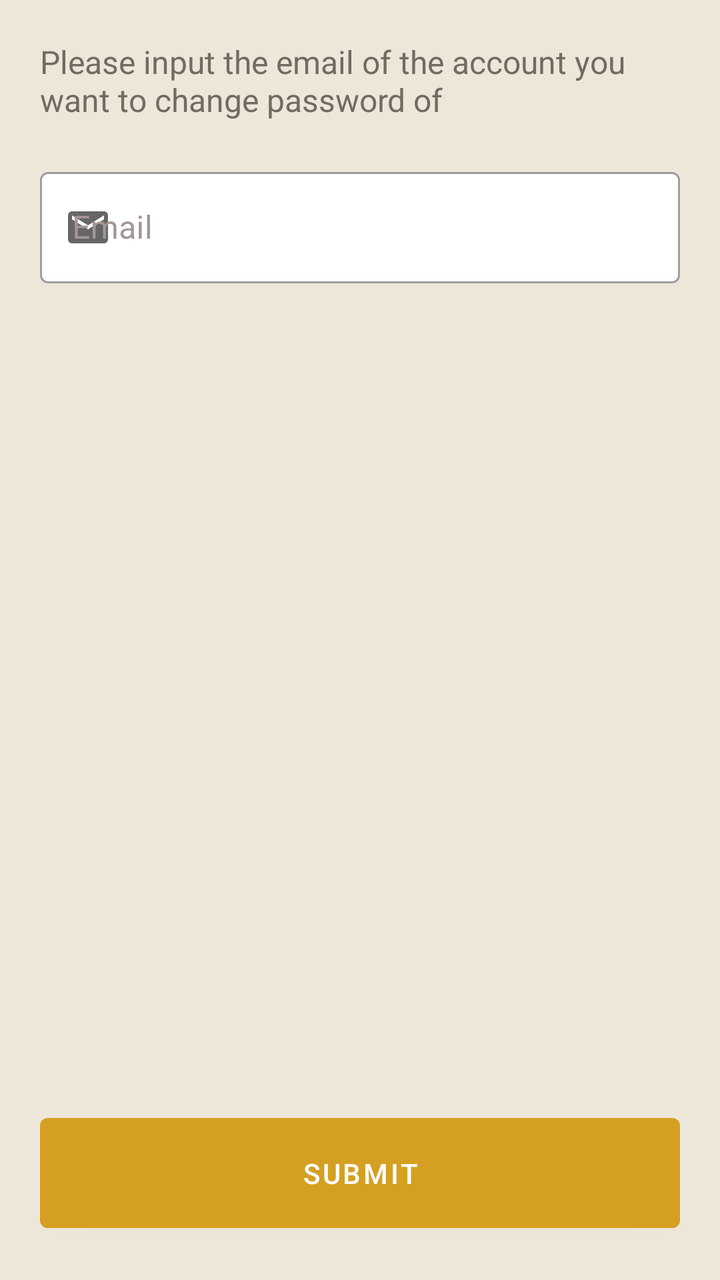
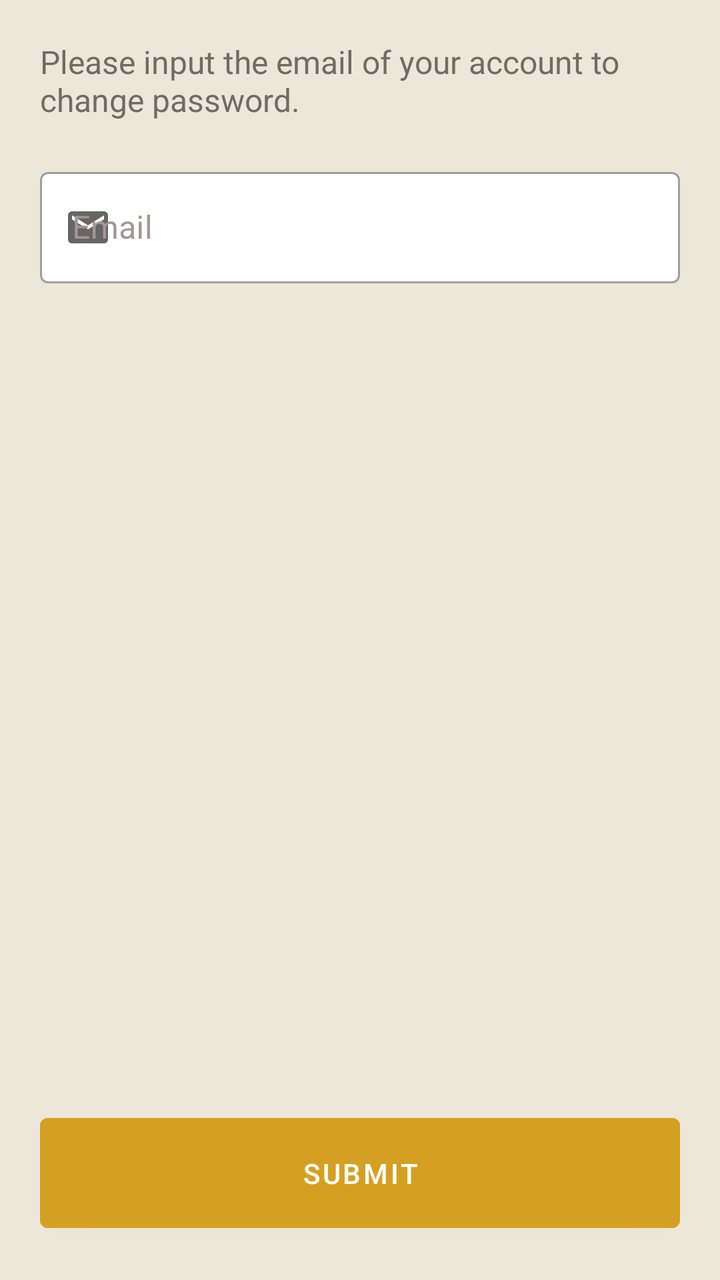

An Android layout rendered at two revisions. The XML below is the earlier revision; the diff shows what the commit changed to produce the second picture.
<!-- AndroidManifest.xml: application theme Theme.ShuttlePassDriver -->
<!-- res/layout/activity_forgotpass.xml -->
<?xml version="1.0" encoding="utf-8"?>
<LinearLayout xmlns:android="http://schemas.android.com/apk/res/android"
    xmlns:app="http://schemas.android.com/apk/res-auto"
    xmlns:tools="http://schemas.android.com/tools"
    android:layout_width="match_parent"
    android:layout_height="match_parent"
    android:background="@color/alabaster"
    tools:context=".ForgotPass"
    android:padding="20dp"
    android:orientation="vertical"
    android:gravity="center_horizontal">

            <TextView
                android:layout_width="match_parent"
                android:layout_height="wrap_content"
                android:text="Please input the email of the account you want to change password of"
                android:textSize="16sp"
                android:textColor="@color/dim_gray"
                android:layout_marginBottom="20dp"/>

            <LinearLayout
                android:layout_width="match_parent"
                android:layout_height="wrap_content"
                android:orientation="vertical">
                <com.google.android.material.textfield.TextInputLayout
                    android:id="@+id/email"
                    style="@style/Widget.MaterialComponents.TextInputLayout.OutlinedBox"
                    android:layout_width="match_parent"
                    android:layout_height="wrap_content"
                    app:startIconDrawable="@drawable/email"
                    app:boxBackgroundColor="@color/white"
                    android:textColorHint="@color/taupe_gray">

                    <com.google.android.material.textfield.TextInputEditText
                        android:layout_width="match_parent"
                        android:layout_height="wrap_content"
                        android:inputType="textEmailAddress"
                        android:hint="Email"
                        android:textColor="@color/taupe"/>
                </com.google.android.material.textfield.TextInputLayout>

                <TextView
                    android:id="@+id/error"
                    android:layout_width="wrap_content"
                    android:layout_height="wrap_content"
                    android:layout_gravity="center"
                    android:layout_marginTop="10dp"/>

            </LinearLayout>






            <LinearLayout
                android:layout_width="match_parent"
                android:layout_height="match_parent"
                android:gravity="bottom"
                android:orientation="horizontal">

                <ProgressBar
                    android:id="@+id/prog"
                    android:layout_width="match_parent"
                    android:layout_height="match_parent"
                    android:layout_gravity="center"
                    android:visibility="gone"/>

                <Button
                    android:id="@+id/submit"
                    android:layout_width="match_parent"
                    android:layout_height="wrap_content"
                    android:paddingVertical="18dp"
                    android:backgroundTint="@color/goldenrod"
                    android:text="Submit"
                    />

            </LinearLayout>


</LinearLayout>
<!-- resources referenced by this layout -->
<resources>
  <color name="alabaster">#EDE7D9</color>
  <color name="dim_gray">#736B60</color>
  <color name="goldenrod">#D5A021</color>
  <color name="taupe">#4B4237</color>
  <color name="taupe_gray">#A49694</color>
  <color name="white">#FFFFFFFF</color>
  <!-- drawable email (drawable) -->
  <vector android:height="24dp" android:tint="#000000"
      android:viewportHeight="24" android:viewportWidth="24"
      android:width="24dp" xmlns:android="http://schemas.android.com/apk/res/android">
      <path android:fillColor="@android:color/white" android:pathData="M20,4L4,4c-1.1,0 -1.99,0.9 -1.99,2L2,18c0,1.1 0.9,2 2,2h16c1.1,0 2,-0.9 2,-2L22,6c0,-1.1 -0.9,-2 -2,-2zM20,8l-8,5 -8,-5L4,6l8,5 8,-5v2z"/>
  </vector>
  <style name="Theme.ShuttlePassDriver" parent="Theme.MaterialComponents.Light.NoActionBar">
          
          <item name="colorPrimary">@color/goldenrod</item>
          <item name="colorPrimaryVariant">@color/dim_gray</item>
          <item name="colorOnPrimary">@color/white</item>
          
          <item name="colorSecondary">@color/goldenrod</item>
          <item name="colorSecondaryVariant">@color/teal_700</item>
          <item name="colorOnSecondary">@color/black</item>
          
          <item name="android:statusBarColor">?attr/colorPrimaryVariant</item>
          
  
      </style>
  <color name="teal_700">#FF018786</color>
  <color name="black">#FF000000</color>
</resources>

<!-- the commit's change to res/layout/activity_forgotpass.xml (unified diff, before → after) -->
@@ -13,7 +13,7 @@
             <TextView
                 android:layout_width="match_parent"
                 android:layout_height="wrap_content"
-                android:text="Please input the email of the account you want to change password of"
+                android:text="Please input the email of your account to change password."
                 android:textSize="16sp"
                 android:textColor="@color/dim_gray"
                 android:layout_marginBottom="20dp"/>
